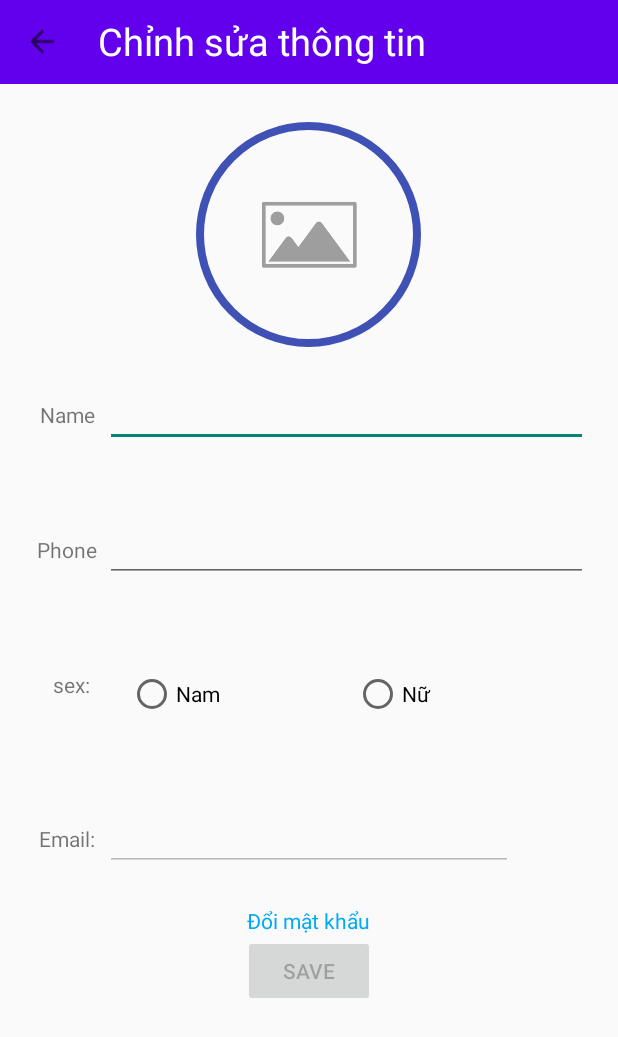
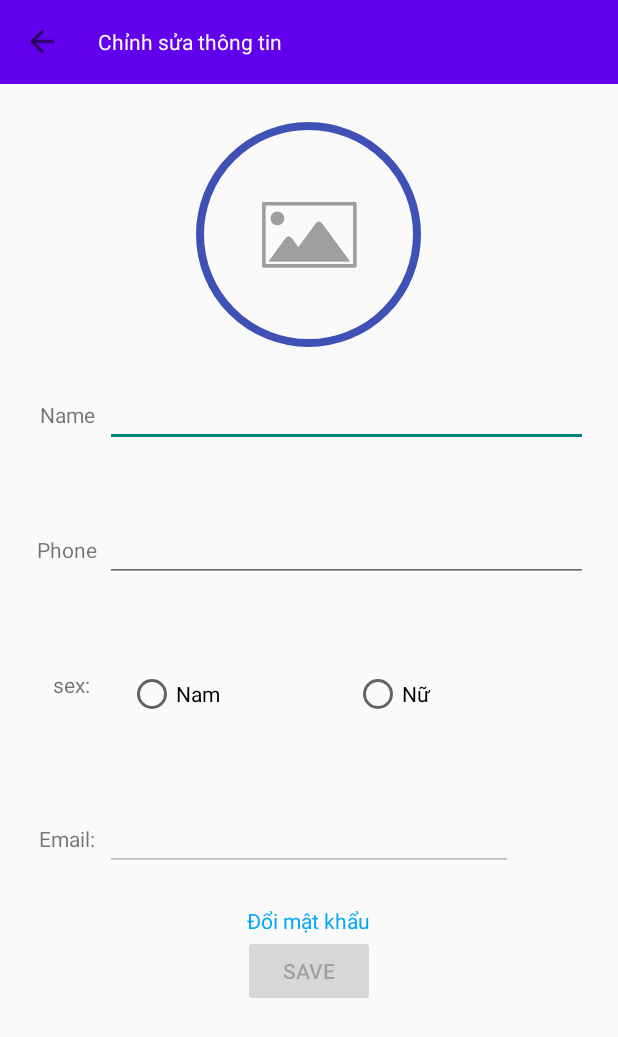
Before and after one commit to dangpham3040/Doannhom4_quanlysach, an Android app: the Edit_profile screen opened directly, with no data from a screen before it, on a phone screen of 412 x 824 dp. Shown: the top 1037 px of the screen. Run offline under Robolectric (Android 15) with nearby library versions, the phone set to English and light mode, and no system bars; our stand-ins replace CircleImageView, Firebase (no records; nobody signed in at launch, a user with empty details on screens opened directly), Picasso; pictures from the network do not load; Roboto replaces fonts that are not available here.

Commit message:
v 3.1(update UI)

```diff
--- a/app/src/main/res/layout/app_bar.xml
+++ b/app/src/main/res/layout/app_bar.xml
@@ -29,7 +29,6 @@
                 android:paddingLeft="25dp"
                 android:text="@string/title"
                 android:textColor="@color/white"
-                android:textSize="25dp"
                 tools:ignore="MissingConstraints" />
         </LinearLayout>
 
```
